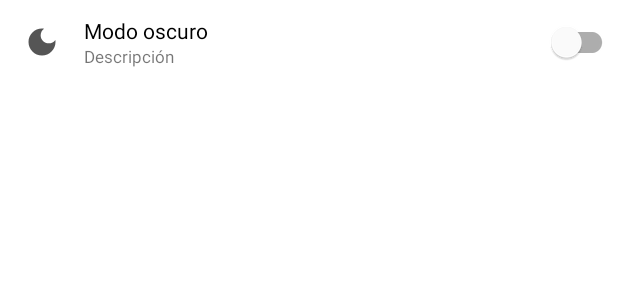
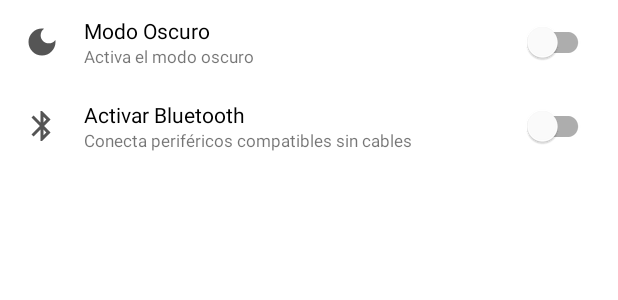
Before and after one commit to eulogioep/curso_android_2024, an Android app: the layout activity_settings.xml on its own in the app's theme, with its tools: preview values and no code run, on a phone screen of 412 x 824 dp. Shown: the top 300 px of the screen. Run offline under Robolectric (Android 15) with nearby library versions, the phone set to English and light mode, and no system bars.

Commit message:
Settings App: Agregando componentes

```diff
--- /dev/null
+++ b/Aplicaciones/app/src/main/res/drawable/ic_bluetooth.xml
@@ -0,0 +1,5 @@
+<vector xmlns:android="http://schemas.android.com/apk/res/android" android:height="24dp" android:tint="#555555" android:viewportHeight="24" android:viewportWidth="24" android:width="24dp">
+
+    <path android:fillColor="@android:color/white" android:pathData="M17.71,7.71L12,2h-1v7.59L6.41,5 5,6.41 10.59,12 5,17.59 6.41,19 11,14.41L11,22h1l5.71,-5.71 -4.3,-4.29 4.3,-4.29zM13,5.83l1.88,1.88L13,9.59L13,5.83zM14.88,16.29L13,18.17v-3.76l1.88,1.88z"/>
+
+</vector>
--- a/Aplicaciones/app/src/main/res/layout/activity_settings.xml
+++ b/Aplicaciones/app/src/main/res/layout/activity_settings.xml
@@ -31,7 +31,7 @@
             <TextView
                 android:layout_width="wrap_content"
                 android:layout_height="wrap_content"
-                android:text="Modo oscuro"
+                android:text="@string/settings_dark_mode"
                 android:textColor="@color/black">
 
             </TextView>
@@ -39,7 +39,7 @@
             <TextView
                 android:layout_width="wrap_content"
                 android:layout_height="wrap_content"
-                android:text="Descripción"
+                android:text="@string/settings_description_dark_mode"
                 android:textSize="11sp">
 
             </TextView>
@@ -47,8 +47,58 @@
         </LinearLayout>
 
         <com.google.android.material.switchmaterial.SwitchMaterial
+            android:id="@+id/switchDarkMode"
             android:layout_width="wrap_content"
-            android:layout_height="wrap_content">
+            android:layout_height="wrap_content"
+            android:layout_marginHorizontal="16dp">
+
+        </com.google.android.material.switchmaterial.SwitchMaterial>
+
+    </LinearLayout>
+
+    <LinearLayout
+        android:layout_width="match_parent"
+        android:layout_height="wrap_content"
+        android:orientation="horizontal"
+        android:gravity="center_vertical">
+
+        <ImageView
+            android:layout_width="wrap_content"
+            android:layout_height="wrap_content"
+            android:src="@drawable/ic_bluetooth"
+            android:layout_margin="16dp">
+
+        </ImageView>
+
+        <LinearLayout
+            android:layout_width="0dp"
+            android:layout_height="wrap_content"
+            android:layout_weight="1"
+            android:orientation="vertical">
+
+            <TextView
+                android:layout_width="wrap_content"
+                android:layout_height="wrap_content"
+                android:text="@string/settings_bluetooth"
+                android:textColor="@color/black">
+
+            </TextView>
+
+            <TextView
+                android:layout_width="wrap_content"
+                android:layout_height="wrap_content"
+                android:text="@string/settings_description_bluetooth"
+                android:textSize="11sp">
+
+            </TextView>
+
+        </LinearLayout>
+
+        <com.google.android.material.switchmaterial.SwitchMaterial
+            android:id="@+id/switchBluetooth"
+            android:layout_width="wrap_content"
+            android:layout_height="wrap_content"
+            android:layout_marginHorizontal="16dp">
 
         </com.google.android.material.switchmaterial.SwitchMaterial>
 
--- a/Aplicaciones/app/src/main/res/values/strings.xml
+++ b/Aplicaciones/app/src/main/res/values/strings.xml
@@ -53,5 +53,9 @@
 
     <!--    Settings -->
     <string name="settings_button_app">Ajustes App</string>
+    <string name="settings_dark_mode">Modo Oscuro</string>
+    <string name="settings_description_dark_mode">Activa el modo oscuro</string>
+    <string name="settings_bluetooth">Activar Bluetooth</string>
+    <string name="settings_description_bluetooth">Conecta periféricos compatibles sin cables</string>
 
 </resources>
```
Also changed, not shown: 1 other file.
